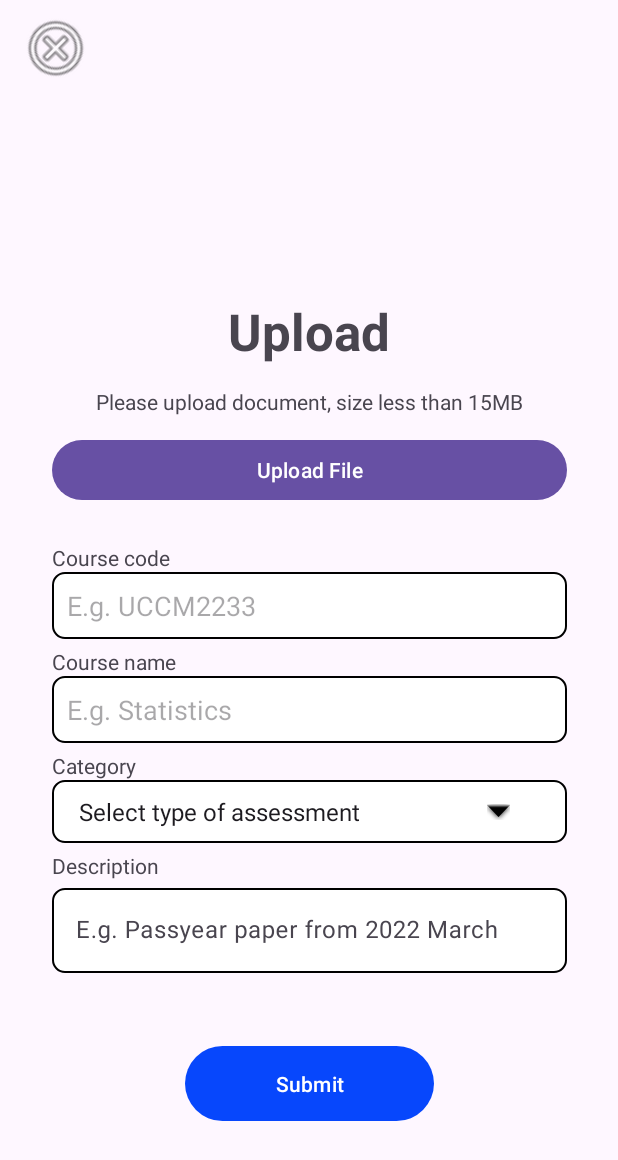
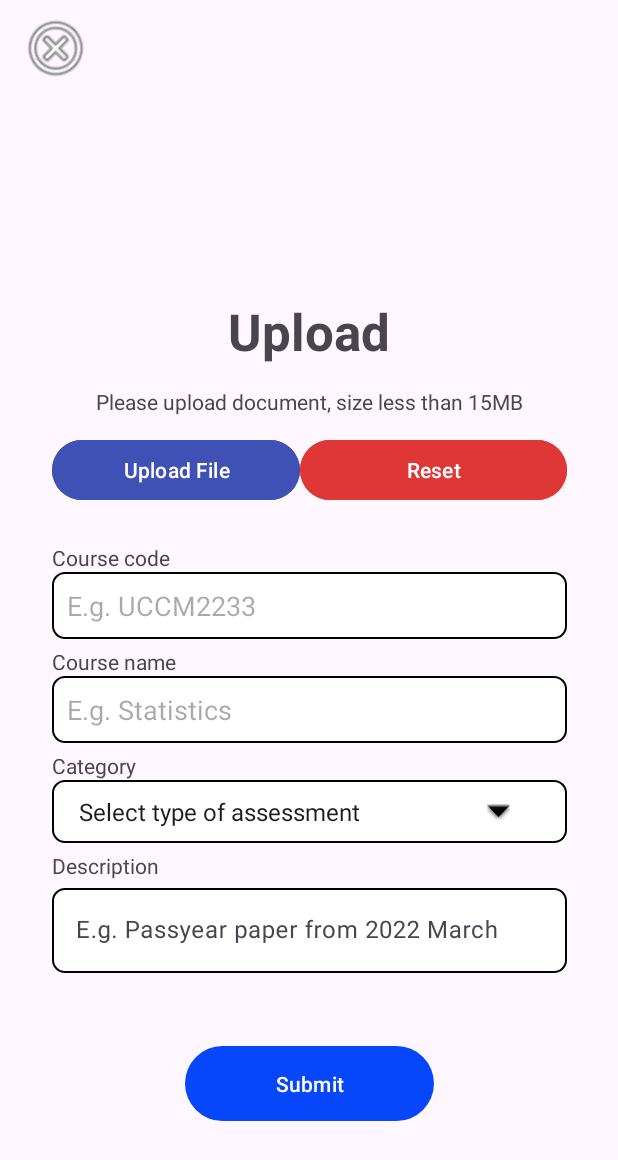
Before and after one commit to ScarletDawn03/MobileApplicationGroupAssignment, an Android app: the layout activity_upload_passyear.xml on its own in the app's theme, with its tools: preview values and no code run, on a phone screen of 412 x 824 dp. Shown: the top 1160 px of the screen. Run offline under Robolectric (Android 15) with nearby library versions, the light colour scheme and no system bars.

Commit message:
Improve Upload module

```diff
--- a/app/src/main/res/layout/activity_upload_passyear.xml
+++ b/app/src/main/res/layout/activity_upload_passyear.xml
@@ -42,12 +42,27 @@
         app:layout_constraintTop_toTopOf="parent"
         app:layout_constraintVertical_bias="0.794">
 
-        <Button
-            android:id="@+id/selectFile"
+        <LinearLayout
             android:layout_width="match_parent"
             android:layout_height="wrap_content"
-            android:onClick="openFile"
-            android:text="Upload File" />
+            android:orientation="horizontal">
+
+            <Button
+                android:id="@+id/selectFile"
+                android:layout_width="165dp"
+                android:layout_height="wrap_content"
+                android:backgroundTint="#3F51B5"
+                android:onClick="openFile"
+                android:text="Upload File" />
+
+            <Button
+                android:id="@+id/rst_uplbtn"
+                android:layout_width="wrap_content"
+                android:layout_height="wrap_content"
+                android:layout_weight="1"
+                android:backgroundTint="#DF3636"
+                android:text="Reset" />
+        </LinearLayout>
 
         <TextView
             android:id="@+id/showfilename"
```
Also changed, not shown: app/src/main/AndroidManifest.xml (+5 -2 lines), app/src/main/java/com/example/myapplication/myUpload.java (added, +14 -0 lines), app/src/main/java/com/example/myapplication/uploadPassyear.java (+22 -7 lines), app/src/main/res/layout/activity_my_upload.xml (added, +40 -0 lines).
